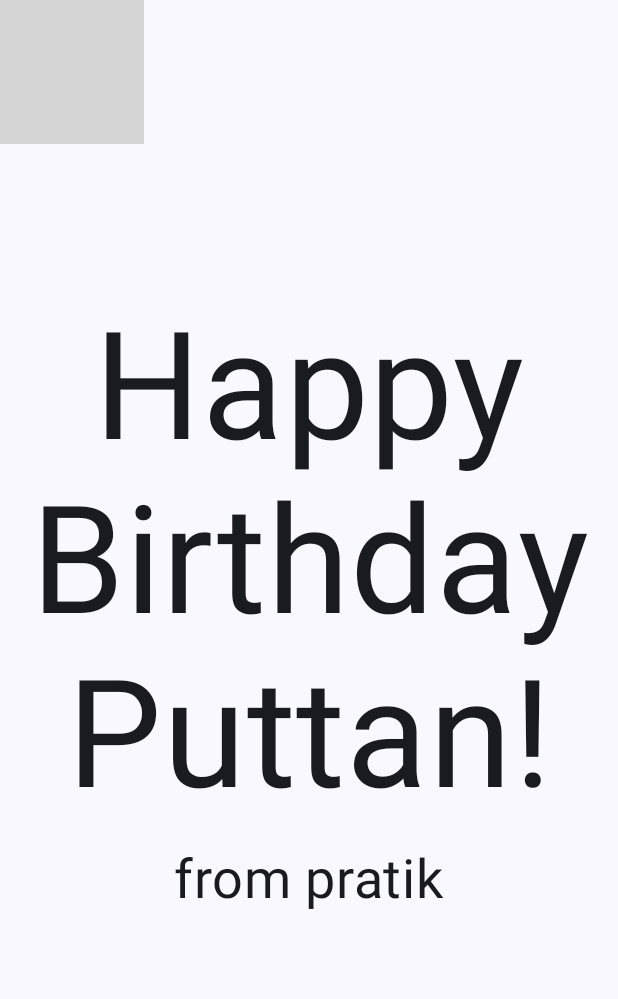
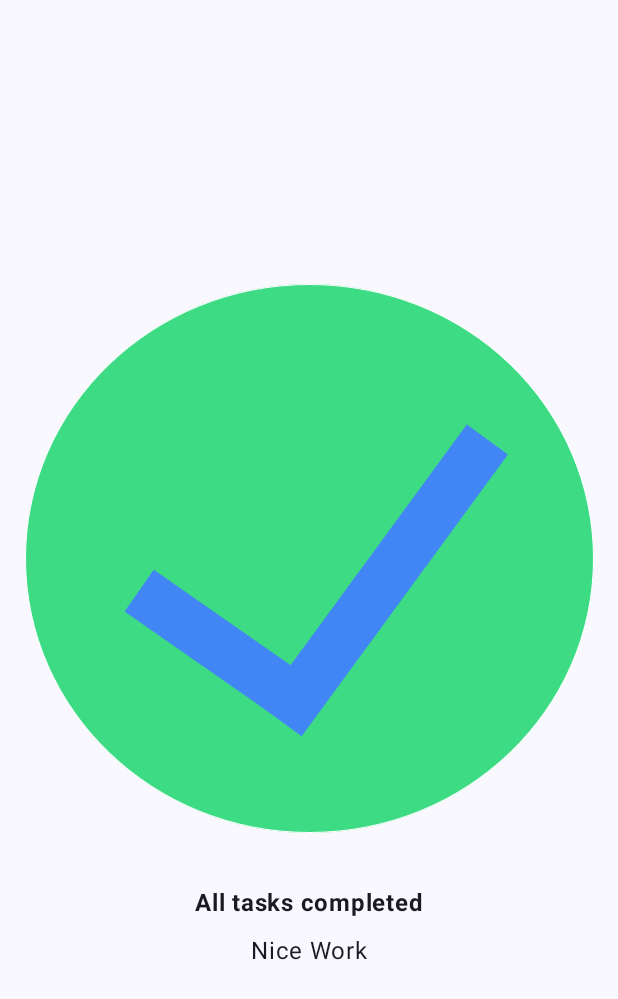
Before and after one commit to ranjanproject/appusingcompose, an Android app built with Jetpack Compose: the screen it shows after launch (MainActivity), on a phone screen of 412 x 824 dp. Shown: the top 999 px of the screen. Run offline under Robolectric (Android 15) with nearby library versions, the phone set to English and light mode, and no system bars; grey boxes are pictures that could not be loaded.

Commit message:
#comment task completed ui in compose

```diff
--- a/app/src/main/java/com/example/birthdayapp/MainActivity.kt
+++ b/app/src/main/java/com/example/birthdayapp/MainActivity.kt
@@ -18,6 +18,7 @@ import androidx.compose.ui.Modifier
 import androidx.compose.ui.layout.ContentScale
 import androidx.compose.ui.res.painterResource
 import androidx.compose.ui.res.stringResource
+import androidx.compose.ui.text.font.FontWeight
 import androidx.compose.ui.text.style.TextAlign
 import androidx.compose.ui.tooling.preview.Preview
 import androidx.compose.ui.unit.dp
@@ -34,11 +35,35 @@ class MainActivity : ComponentActivity() {
                     modifier = Modifier.fillMaxSize(),
                     color = MaterialTheme.colorScheme.background
                 ) {
-                    GreetingImage(message = stringResource(R.string.happy_birthday_puttan), from = stringResource(
-                        R.string.from_pratik))              }
+                    TaskManage(
+                        title1 = stringResource(id = R.string.all_task_completed), title2 = stringResource(
+                            id = R.string.nice_work
+                        )
+                    )
+//                    GreetingImage(message = stringResource(R.string.happy_birthday_puttan), from = stringResource(
+//                        R.string.from_pratik))              }
             }
         }
     }
+}
+
+@Composable
+fun TaskManage(title1: String, title2:String, modifier: Modifier = Modifier){
+
+     Column(verticalArrangement = Arrangement.Center,
+         modifier = modifier) {
+
+         Image(painter = painterResource(id = R.drawable.ic_task_completed),
+             contentDescription = null,
+             Modifier.align(Alignment.CenterHorizontally))
+
+         Text(text = title1, Modifier.align(Alignment.CenterHorizontally)
+             .padding(0.dp, 24.dp, 0.dp, 8.dp),
+         fontWeight = FontWeight.Bold)
+
+         Text(text = title2,  Modifier.align(Alignment.CenterHorizontally), fontSize = 16.sp)
+
+     }
 }
 
 @Composable
@@ -58,7 +83,8 @@ fun GreetingText(message: String, from: String, modifier: Modifier = Modifier){
       Text(text = from,
           fontSize = 36.sp,
           modifier = Modifier
-              .padding(16.dp).align(Alignment.CenterHorizontally)
+              .padding(16.dp)
+              .align(Alignment.CenterHorizontally)
       )
   }
 
@@ -77,17 +103,26 @@ fun GreetingImage(message: String,
             contentDescription = null,
             contentScale = ContentScale.Crop,
             alpha = 0.5f)
-        GreetingText(message = message, from = from,  modifier.fillMaxSize().padding(8.dp))
+        GreetingText(message = message, from = from,
+            modifier
+                .fillMaxSize()
+                .padding(8.dp))
     }
 
 }
 
-@Preview(showBackground = false)
+@Preview(showBackground = true)
 @Composable
 fun BirthdayCardPreview() {
     HappyBirthdayTheme {
-        GreetingImage(message = stringResource(R.string.happy_birthday_puttan), from = stringResource(
-                    R.string.from_pratik)
-                )
+        TaskManage(
+            title1 = stringResource(id = R.string.all_task_completed), title2 = stringResource(
+                id = R.string.nice_work
+            )
+        )
+//        GreetingImage(message = stringResource(R.string.happy_birthday_puttan), from = stringResource(
+//                    R.string.from_pratik)
+//                )
     }
 }
+}
--- a/app/src/main/res/values/strings.xml
+++ b/app/src/main/res/values/strings.xml
@@ -2,4 +2,8 @@
     <string name="app_name">BirthdayApp</string>
     <string name="happy_birthday_puttan">Happy Birthday Puttan!</string>
     <string name="from_pratik">from pratik</string>
+
+    <string name="all_task_completed">All tasks completed</string>
+    <string name="nice_work">Nice Work</string>
+
 </resources>
```
Also changed, not shown: app/src/main/res/drawable-nodpi/ic_task_completed.png (added).
